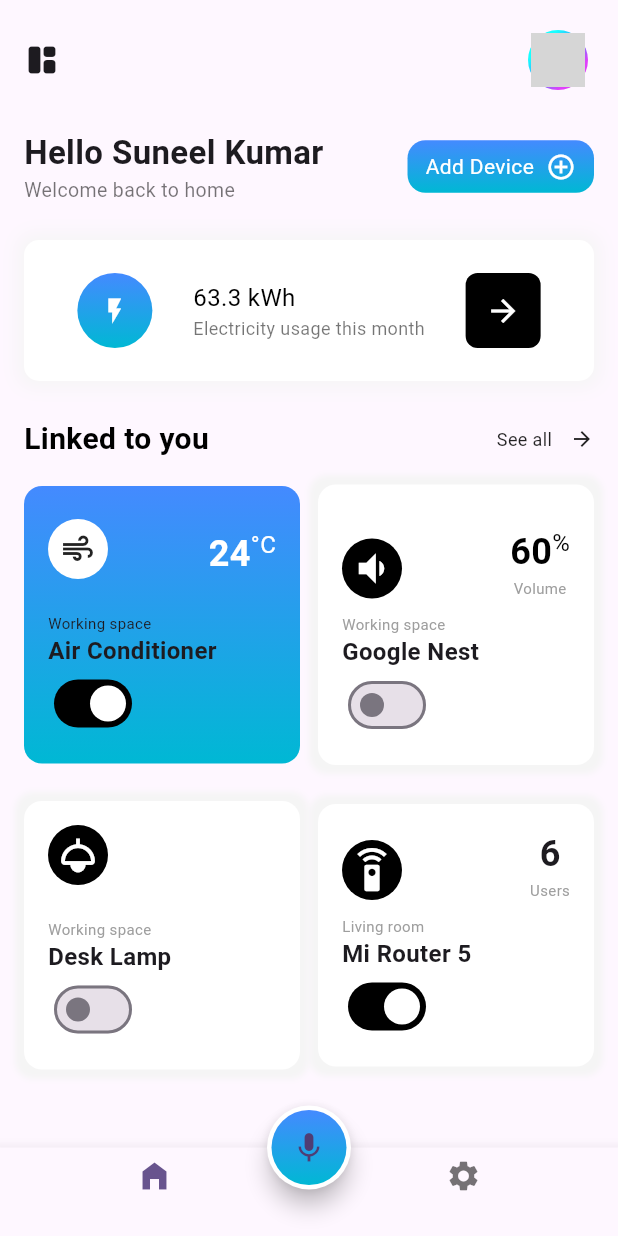
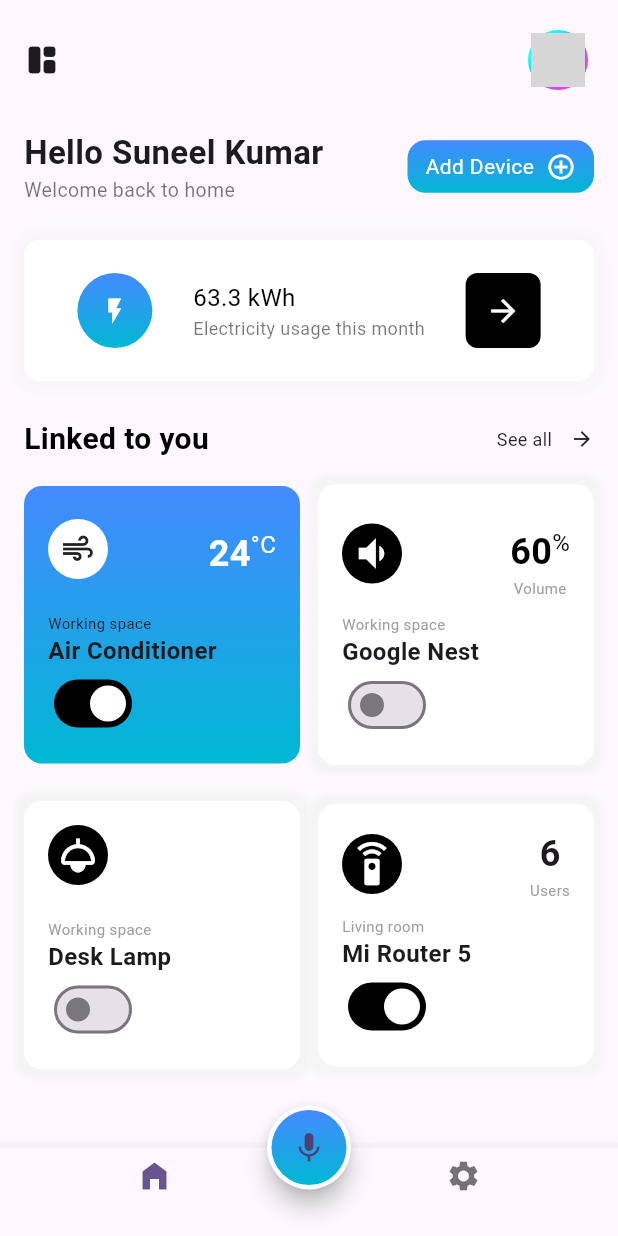
Before and after one commit to Altroneum/smart_home, a Flutter app: the screen it shows after launch, on a phone screen of 412 x 824 dp. Run offline on Flutter 3.47's test engine with Material 2 defaults, Android fonts, the phone set to English and light mode, and no system bars; network calls fail; grey boxes are pictures that could not be loaded.

Commit message:
minor changes

```diff
--- a/lib/dashboard/dashboard.dart
+++ b/lib/dashboard/dashboard.dart
@@ -268,7 +268,6 @@ decoration:whiteBoxDecoration() ,
     crossAxisAlignment: CrossAxisAlignment.start,
     children: [
       Row(
-        crossAxisAlignment: CrossAxisAlignment.end,
         mainAxisAlignment: MainAxisAlignment.spaceBetween,
         children: [
 
@@ -346,7 +345,6 @@ decoration:whiteBoxDecoration() ,
     crossAxisAlignment: CrossAxisAlignment.start,
     children: [
       Row(
-        crossAxisAlignment: CrossAxisAlignment.end,
         mainAxisAlignment: MainAxisAlignment.spaceBetween,
         children: [
 
```
